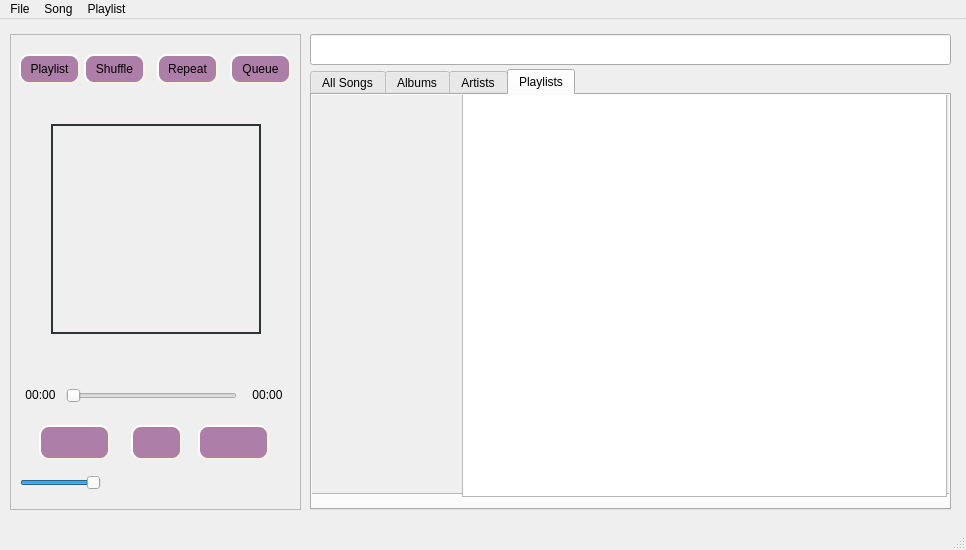
Old version of the form src/player.ui in the repository pirxus/waPlayer.
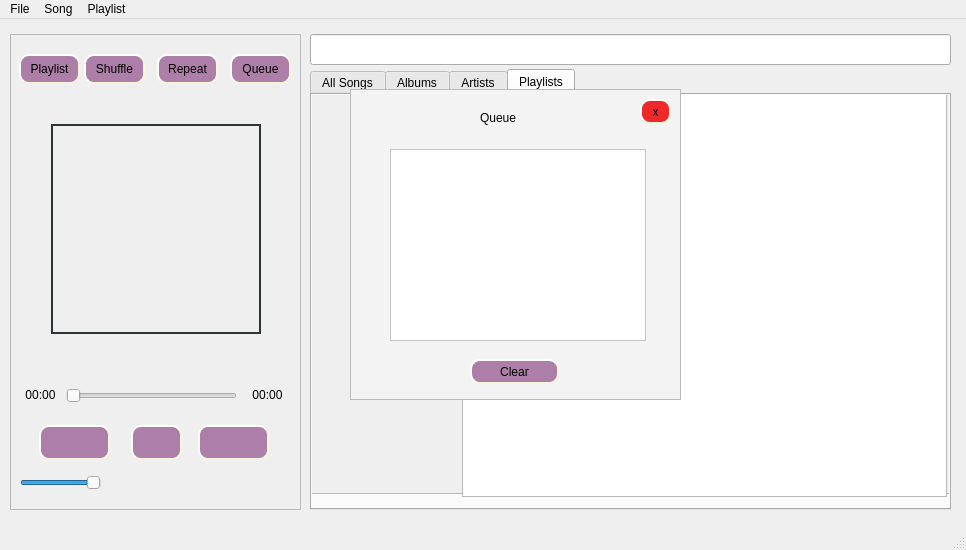
New version of the form. Icons and pictures are not drawn.

Commit message: Creating frame

The edit to the form file:
```diff
--- a/src/player.ui
+++ b/src/player.ui
@@ -751,6 +751,83 @@
      <enum>Qt::ClickFocus</enum>
     </property>
    </widget>
+   <widget class="QFrame" name="queue">
+    <property name="geometry">
+     <rect>
+      <x>350</x>
+      <y>70</y>
+      <width>331</width>
+      <height>311</height>
+     </rect>
+    </property>
+    <property name="styleSheet">
+     <string notr="true">background-color: rgb(243, 243, 243);</string>
+    </property>
+    <property name="frameShape">
+     <enum>QFrame::StyledPanel</enum>
+    </property>
+    <property name="frameShadow">
+     <enum>QFrame::Raised</enum>
+    </property>
+    <widget class="QListView" name="playlist_list_view">
+     <property name="geometry">
+      <rect>
+       <x>40</x>
+       <y>60</y>
+       <width>256</width>
+       <height>192</height>
+      </rect>
+     </property>
+     <property name="styleSheet">
+      <string notr="true">background-color: rgb(255, 255, 255);</string>
+     </property>
+    </widget>
+    <widget class="QPushButton" name="clear_queue">
+     <property name="geometry">
+      <rect>
+       <x>120</x>
+       <y>270</y>
+       <width>89</width>
+       <height>25</height>
+      </rect>
+     </property>
+     <property name="styleSheet">
+      <string notr="true">background-color: rgb(173, 127, 168);</string>
+     </property>
+     <property name="text">
+      <string>Clear</string>
+     </property>
+    </widget>
+    <widget class="QLabel" name="Queue">
+     <property name="geometry">
+      <rect>
+       <x>130</x>
+       <y>20</y>
+       <width>67</width>
+       <height>17</height>
+      </rect>
+     </property>
+     <property name="text">
+      <string>Queue</string>
+     </property>
+    </widget>
+    <widget class="QPushButton" name="close_queue">
+     <property name="geometry">
+      <rect>
+       <x>290</x>
+       <y>10</y>
+       <width>31</width>
+       <height>25</height>
+      </rect>
+     </property>
+     <property name="styleSheet">
+      <string notr="true">background-color: rgb(239, 41, 41);</string>
+     </property>
+     <property name="text">
+      <string>x</string>
+     </property>
+    </widget>
+   </widget>
   </widget>
   <widget class="QMenuBar" name="menubar">
    <property name="geometry">
```
The commit also changes 2 other files.
